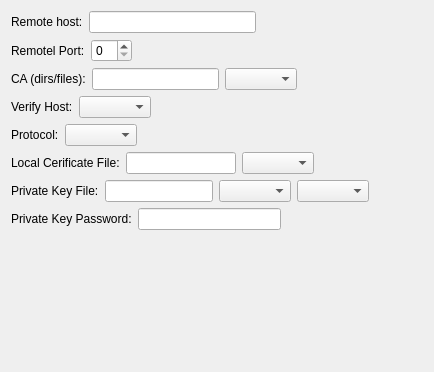
Old version of the form plugin/ssl_socket/client/SslSocketConfigWidget.ui in the repository commschamp/cc_tools_qt.
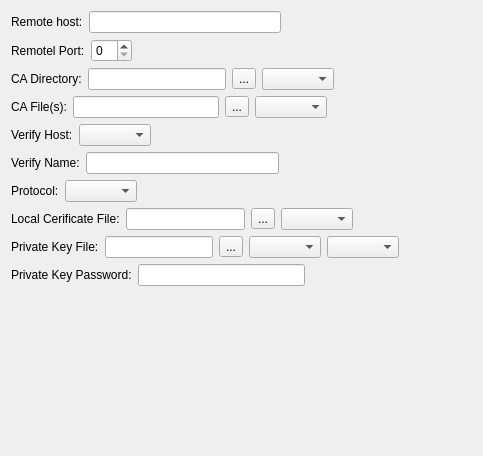
New version of the form.

Commit message: Improvements to "SSL Client Socket" configuration.

Diff of the .ui file:
```diff
--- a/plugin/ssl_socket/client/SslSocketConfigWidget.ui
+++ b/plugin/ssl_socket/client/SslSocketConfigWidget.ui
@@ -6,8 +6,8 @@
    <rect>
     <x>0</x>
     <y>0</y>
-    <width>434</width>
-    <height>372</height>
+    <width>483</width>
+    <height>456</height>
    </rect>
   </property>
   <property name="windowTitle">
@@ -76,7 +76,7 @@
         <string>comma separated</string>
        </property>
        <property name="text">
-        <string>CA (dirs/files):</string>
+        <string>CA Directory:</string>
        </property>
       </widget>
      </item>
@@ -84,7 +84,14 @@
       <widget class="QLineEdit" name="m_caLineEdit"/>
      </item>
      <item>
-      <widget class="QComboBox" name="m_caFormatComboBox"/>
+      <widget class="QToolButton" name="m_caDirToolButton">
+       <property name="text">
+        <string>...</string>
+       </property>
+      </widget>
+     </item>
+     <item>
+      <widget class="QComboBox" name="m_caDirFormatComboBox"/>
      </item>
      <item>
       <spacer name="horizontalSpacer_3">
@@ -101,6 +108,46 @@
      </item>
     </layout>
    </item>
+   <item>
+    <layout class="QHBoxLayout" name="horizontalLayout_10">
+     <item>
+      <widget class="QLabel" name="m_caFileLabel">
+       <property name="toolTip">
+        <string/>
+       </property>
+       <property name="text">
+        <string>CA File(s):</string>
+       </property>
+      </widget>
+     </item>
+     <item>
+      <widget class="QLineEdit" name="m_caFileLineEdit"/>
+     </item>
+     <item>
+      <widget class="QToolButton" name="m_caFileToolButton">
+       <property name="text">
+        <string>...</string>
+       </property>
+      </widget>
+     </item>
+     <item>
+      <widget class="QComboBox" name="m_caFileFormatComboBox"/>
+     </item>
+     <item>
+      <spacer name="horizontalSpacer_10">
+       <property name="orientation">
+        <enum>Qt::Horizontal</enum>
+       </property>
+       <property name="sizeHint" stdset="0">
+        <size>
+         <width>40</width>
+         <height>20</height>
+        </size>
+       </property>
+      </spacer>
+     </item>
+    </layout>
+   </item>
    <item>
     <layout class="QHBoxLayout" name="horizontalLayout_4">
      <item>
@@ -128,6 +175,33 @@
      </item>
     </layout>
    </item>
+   <item>
+    <layout class="QHBoxLayout" name="horizontalLayout_9">
+     <item>
+      <widget class="QLabel" name="m_verifyNameLabel">
+       <property name="text">
+        <string>Verify Name:</string>
+       </property>
+      </widget>
+     </item>
+     <item>
+      <widget class="QLineEdit" name="m_verifyNameLineEdit"/>
+     </item>
+     <item>
+      <spacer name="horizontalSpacer_9">
+       <property name="orientation">
+        <enum>Qt::Horizontal</enum>
+       </property>
+       <property name="sizeHint" stdset="0">
+        <size>
+         <width>40</width>
+         <height>20</height>
+        </size>
+       </property>
+      </spacer>
+     </item>
+    </layout>
+   </item>
    <item>
     <layout class="QHBoxLayout" name="horizontalLayout_6">
      <item>
@@ -170,6 +244,13 @@
      <item>
       <widget class="QLineEdit" name="m_certLineEdit"/>
      </item>
+     <item>
+      <widget class="QToolButton" name="m_certToolButton">
+       <property name="text">
+        <string>...</string>
+       </property>
+      </widget>
+     </item>
      <item>
       <widget class="QComboBox" name="m_certFormatComboBox"/>
      </item>
@@ -200,6 +281,13 @@
      <item>
       <widget class="QLineEdit" name="m_privKeyLineEdit"/>
      </item>
+     <item>
+      <widget class="QToolButton" name="m_privKeyToolButton">
+       <property name="text">
+        <string>...</string>
+       </property>
+      </widget>
+     </item>
      <item>
       <widget class="QComboBox" name="m_privKeyAlgComboBox"/>
      </item>
```
Left out of the diff: 6 changed lines with no effect on the pictures. The commit also changes 5 other files.
